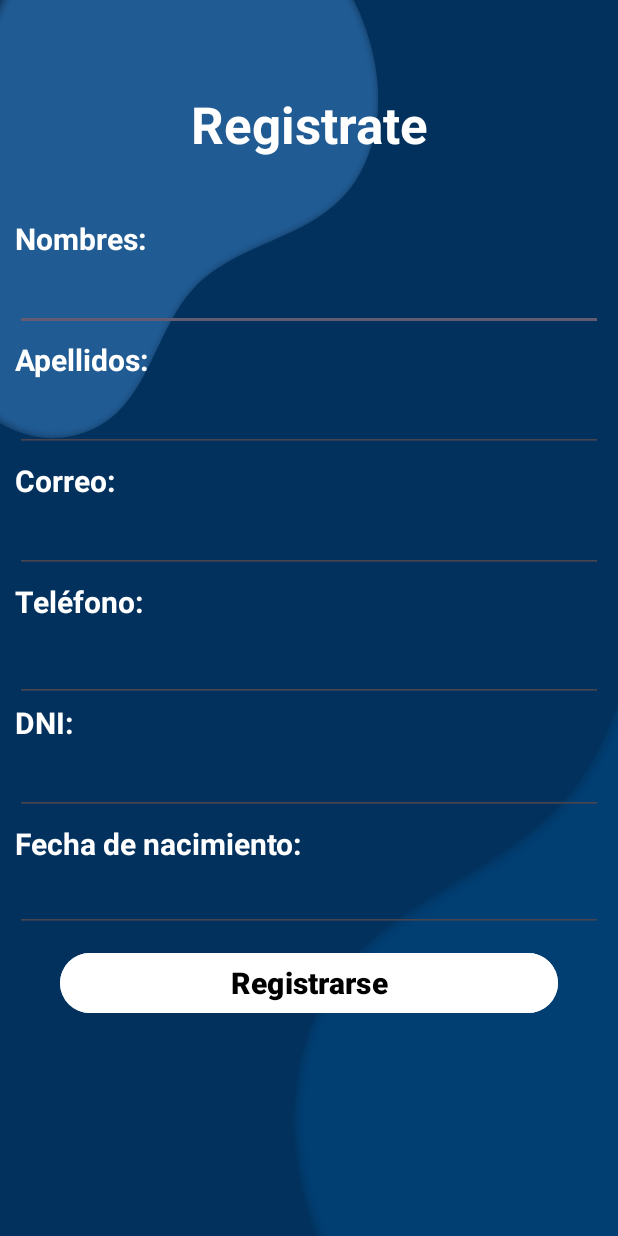
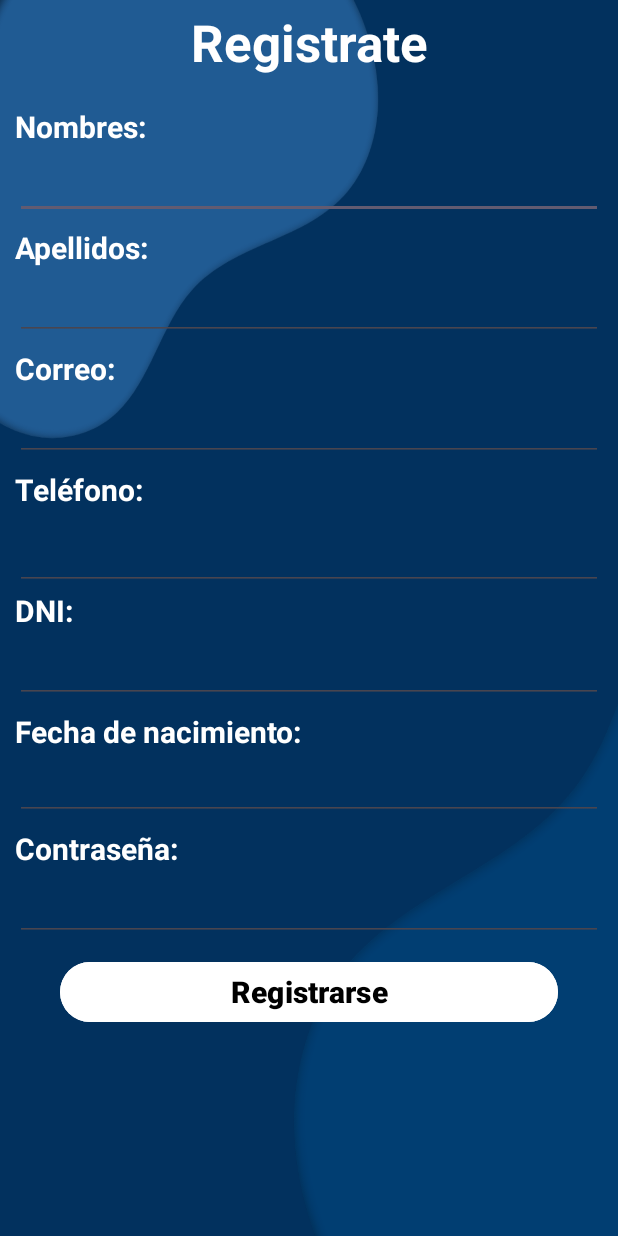
Before and after one commit to noelh55/ProyectoFinalPMI, an Android app: the ActivityRegistrarse screen opened directly, with no data from a screen before it, on a phone screen of 412 x 824 dp. Run offline under Robolectric (Android 15) with nearby library versions, the phone set to English and light mode, and no system bars.

```diff
--- a/app/src/main/res/layout/activity_registrarse.xml
+++ b/app/src/main/res/layout/activity_registrarse.xml
@@ -13,7 +13,7 @@
         android:id="@+id/textView13"
         android:layout_width="match_parent"
         android:layout_height="wrap_content"
-        android:layout_marginTop="60dp"
+        android:layout_marginTop="5dp"
         android:layout_marginStart="10dp"
         android:layout_marginEnd="10dp"
         android:textAlignment="center"
@@ -26,7 +26,7 @@
         android:id="@+id/textView9"
         android:layout_width="match_parent"
         android:layout_height="wrap_content"
-        android:layout_marginTop="40dp"
+        android:layout_marginTop="20dp"
         android:textColor="#FFFFFF"
         android:textSize="20sp"
         android:layout_marginStart="10dp"
@@ -163,6 +163,29 @@
         android:layout_marginStart="10dp"
         android:layout_marginEnd="10dp"
         android:inputType="date" />
+
+    <TextView
+        android:id="@+id/textView15"
+        android:layout_width="match_parent"
+        android:layout_height="wrap_content"
+        android:textColor="#FFFFFF"
+        android:layout_marginTop="5dp"
+        android:textSize="20sp"
+        android:layout_marginStart="10dp"
+        android:layout_marginEnd="10dp"
+        android:textStyle="bold"
+        android:text="Contraseña:" />
+    <EditText
+        android:id="@+id/AredtPassword"
+        android:layout_width="match_parent"
+        android:layout_height="wrap_content"
+        android:ems="10"
+        android:textSize="20sp"
+        android:layout_marginStart="10dp"
+        android:layout_marginEnd="10dp"
+        android:inputType="textPassword" />
+
+
     <Button
         android:id="@+id/btnARegistrarse"
         android:layout_width="match_parent"
@@ -177,4 +200,6 @@
         android:text="Registrarse" />
 
 
+
+
 </LinearLayout>
```
